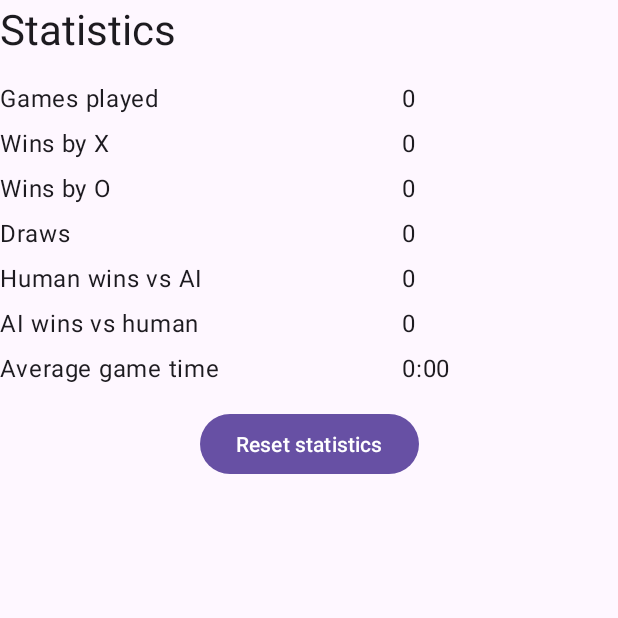
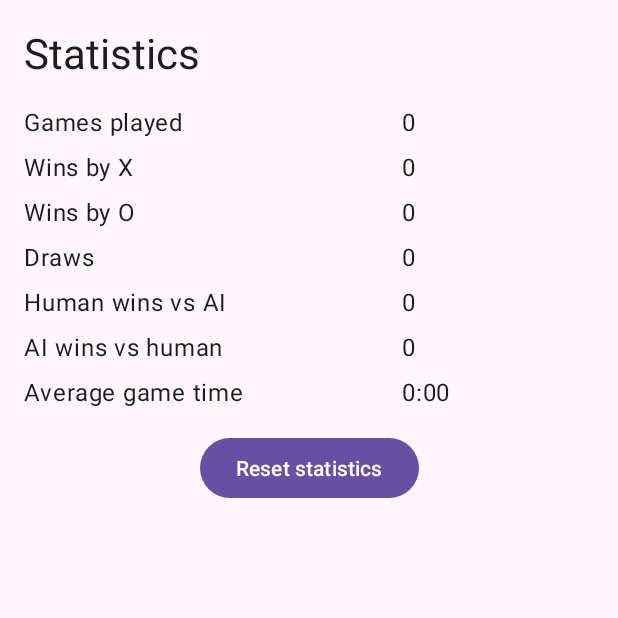
Before and after one commit to rtarassov/tictactoe-2627f, an Android app: the screen it shows after launch (StatsActivity), after a tap on "Statistics", on a phone screen of 412 x 824 dp, the top half of it. Run offline under Robolectric (Android 15) with nearby library versions, the phone set to English and light mode, and no system bars.

Commit message:
chore: lint clean-up, stats screen margins, locale-safe counters
SwitchCompat instead of Switch, unused template colours removed, counters
formatted through a string resource, statistics labels keep their margin
under edge-to-edge insets.

Co-Authored-By: Claude Fable 5.1 <noreply@anthropic.com>

```diff
--- a/app/src/main/java/ee/taltech/tictactoe/MainActivity.kt
+++ b/app/src/main/java/ee/taltech/tictactoe/MainActivity.kt
@@ -7,18 +7,18 @@ import android.view.View
 import android.widget.Button
 import android.widget.Chronometer
 import android.widget.RadioGroup
-import android.widget.Switch
 import android.widget.TextView
 import androidx.activity.enableEdgeToEdge
 import androidx.appcompat.app.AlertDialog
 import androidx.appcompat.app.AppCompatActivity
+import androidx.appcompat.widget.SwitchCompat
 import androidx.core.content.ContextCompat
 import androidx.core.view.ViewCompat
 import androidx.core.view.WindowInsetsCompat
 
 class MainActivity : AppCompatActivity() {
 
-    private lateinit var switchVsAi: Switch
+    private lateinit var switchVsAi: SwitchCompat
     private lateinit var radioGroupStarter: RadioGroup
     private lateinit var textViewStatus: TextView
     private lateinit var chronometerGameTime: Chronometer
--- a/app/src/main/java/ee/taltech/tictactoe/StatsActivity.kt
+++ b/app/src/main/java/ee/taltech/tictactoe/StatsActivity.kt
@@ -51,16 +51,18 @@ class StatsActivity : AppCompatActivity() {
 
     private fun renderStatistics() {
         val statistics = statisticsStorage.load()
-        textViewGamesPlayed.text = statistics.gamesPlayed.toString()
-        textViewWinsX.text = statistics.winsX.toString()
-        textViewWinsO.text = statistics.winsO.toString()
-        textViewDraws.text = statistics.draws.toString()
-        textViewHumanWinsVsAi.text = statistics.humanWinsVsAi.toString()
-        textViewAiWinsVsHuman.text = statistics.aiWinsVsHuman.toString()
+        textViewGamesPlayed.text = countText(statistics.gamesPlayed)
+        textViewWinsX.text = countText(statistics.winsX)
+        textViewWinsO.text = countText(statistics.winsO)
+        textViewDraws.text = countText(statistics.draws)
+        textViewHumanWinsVsAi.text = countText(statistics.humanWinsVsAi)
+        textViewAiWinsVsHuman.text = countText(statistics.aiWinsVsHuman)
 
         val averageSeconds = statistics.averageDurationMs / 1000
         val minutes = averageSeconds / 60
         val seconds = averageSeconds % 60
         textViewAverageDuration.text = getString(R.string.stats_duration_format, minutes, seconds)
     }
+
+    private fun countText(count: Int): String = getString(R.string.stats_count_format, count)
 }
--- a/app/src/main/res/layout/activity_stats.xml
+++ b/app/src/main/res/layout/activity_stats.xml
@@ -5,7 +5,6 @@
     android:id="@+id/main"
     android:layout_width="match_parent"
     android:layout_height="match_parent"
-    android:padding="@dimen/board_margin"
     tools:context=".StatsActivity">
 
     <androidx.constraintlayout.widget.Guideline
@@ -19,6 +18,9 @@
         android:id="@+id/textViewStatsTitle"
         android:layout_width="0dp"
         android:layout_height="wrap_content"
+        android:layout_marginStart="@dimen/board_margin"
+        android:layout_marginTop="@dimen/board_margin"
+        android:layout_marginEnd="@dimen/board_margin"
         android:text="@string/stats_title"
         android:textAppearance="?attr/textAppearanceHeadlineMedium"
         app:layout_constraintEnd_toEndOf="parent"
@@ -29,6 +31,7 @@
         android:id="@+id/textViewLabelGamesPlayed"
         android:layout_width="0dp"
         android:layout_height="wrap_content"
+        android:layout_marginStart="@dimen/board_margin"
         android:layout_marginTop="@dimen/board_margin"
         android:text="@string/stats_games_played"
         android:textAppearance="?attr/textAppearanceBodyLarge"
@@ -40,6 +43,7 @@
         android:id="@+id/textViewGamesPlayed"
         android:layout_width="0dp"
         android:layout_height="wrap_content"
+        android:layout_marginEnd="@dimen/board_margin"
         android:textAppearance="?attr/textAppearanceBodyLarge"
         app:layout_constraintBaseline_toBaselineOf="@+id/textViewLabelGamesPlayed"
         app:layout_constraintEnd_toEndOf="parent"
@@ -49,6 +53,7 @@
         android:id="@+id/textViewLabelWinsX"
         android:layout_width="0dp"
         android:layout_height="wrap_content"
+        android:layout_marginStart="@dimen/board_margin"
         android:layout_marginTop="@dimen/info_spacing"
         android:text="@string/stats_wins_x"
         android:textAppearance="?attr/textAppearanceBodyLarge"
@@ -60,6 +65,7 @@
         android:id="@+id/textViewWinsX"
         android:layout_width="0dp"
         android:layout_height="wrap_content"
+        android:layout_marginEnd="@dimen/board_margin"
         android:textAppearance="?attr/textAppearanceBodyLarge"
         app:layout_constraintBaseline_toBaselineOf="@+id/textViewLabelWinsX"
         app:layout_constraintEnd_toEndOf="parent"
@@ -69,6 +75,7 @@
         android:id="@+id/textViewLabelWinsO"
         android:layout_width="0dp"
         android:layout_height="wrap_content"
+        android:layout_marginStart="@dimen/board_margin"
         android:layout_marginTop="@dimen/info_spacing"
         android:text="@string/stats_wins_o"
         android:textAppearance="?attr/textAppearanceBodyLarge"
@@ -80,6 +87,7 @@
         android:id="@+id/textViewWinsO"
         android:layout_width="0dp"
         android:layout_height="wrap_content"
+        android:layout_marginEnd="@dimen/board_margin"
         android:textAppearance="?attr/textAppearanceBodyLarge"
         app:layout_constraintBaseline_toBaselineOf="@+id/textViewLabelWinsO"
         app:layout_constraintEnd_toEndOf="parent"
@@ -89,6 +97,7 @@
         android:id="@+id/textViewLabelDraws"
         android:layout_width="0dp"
         android:layout_height="wrap_content"
+        android:layout_marginStart="@dimen/board_margin"
         android:layout_marginTop="@dimen/info_spacing"
         android:text="@string/stats_draws"
         android:textAppearance="?attr/textAppearanceBodyLarge"
@@ -100,6 +109,7 @@
         android:id="@+id/textViewDraws"
         android:layout_width="0dp"
         android:layout_height="wrap_content"
+        android:layout_marginEnd="@dimen/board_margin"
         android:textAppearance="?attr/textAppearanceBodyLarge"
         app:layout_constraintBaseline_toBaselineOf="@+id/textViewLabelDraws"
         app:layout_constraintEnd_toEndOf="parent"
@@ -109,6 +119,7 @@
         android:id="@+id/textViewLabelHumanWinsVsAi"
         android:layout_width="0dp"
         android:layout_height="wrap_content"
+        android:layout_marginStart="@dimen/board_margin"
         android:layout_marginTop="@dimen/info_spacing"
         android:text="@string/stats_human_wins_vs_ai"
         android:textAppearance="?attr/textAppearanceBodyLarge"
@@ -120,6 +131,7 @@
         android:id="@+id/textViewHumanWinsVsAi"
         android:layout_width="0dp"
         android:layout_height="wrap_content"
+        android:layout_marginEnd="@dimen/board_margin"
         android:textAppearance="?attr/textAppearanceBodyLarge"
         app:layout_constraintBaseline_toBaselineOf="@+id/textViewLabelHumanWinsVsAi"
         app:layout_constraintEnd_toEndOf="parent"
@@ -129,6 +141,7 @@
         android:id="@+id/textViewLabelAiWinsVsHuman"
         android:layout_width="0dp"
         android:layout_height="wrap_content"
+        android:layout_marginStart="@dimen/board_margin"
         android:layout_marginTop="@dimen/info_spacing"
         android:text="@string/stats_ai_wins_vs_human"
         android:textAppearance="?attr/textAppearanceBodyLarge"
@@ -140,6 +153,7 @@
         android:id="@+id/textViewAiWinsVsHuman"
         android:layout_width="0dp"
         android:layout_height="wrap_content"
+        android:layout_marginEnd="@dimen/board_margin"
         android:textAppearance="?attr/textAppearanceBodyLarge"
         app:layout_constraintBaseline_toBaselineOf="@+id/textViewLabelAiWinsVsHuman"
         app:layout_constraintEnd_toEndOf="parent"
@@ -149,6 +163,7 @@
         android:id="@+id/textViewLabelAverageDuration"
         android:layout_width="0dp"
         android:layout_height="wrap_content"
+        android:layout_marginStart="@dimen/board_margin"
         android:layout_marginTop="@dimen/info_spacing"
         android:text="@string/stats_average_duration"
         android:textAppearance="?attr/textAppearanceBodyLarge"
@@ -160,6 +175,7 @@
         android:id="@+id/textViewAverageDuration"
         android:layout_width="0dp"
         android:layout_height="wrap_content"
+        android:layout_marginEnd="@dimen/board_margin"
         android:textAppearance="?attr/textAppearanceBodyLarge"
         app:layout_constraintBaseline_toBaselineOf="@+id/textViewLabelAverageDuration"
         app:layout_constraintEnd_toEndOf="parent"
--- a/app/src/main/res/layout/game_info.xml
+++ b/app/src/main/res/layout/game_info.xml
@@ -5,7 +5,7 @@
     android:layout_height="match_parent"
     android:padding="@dimen/board_margin">
 
-    <Switch
+    <androidx.appcompat.widget.SwitchCompat
         android:id="@+id/switchVsAi"
         android:layout_width="wrap_content"
         android:layout_height="wrap_content"
--- a/app/src/main/res/values/colors.xml
+++ b/app/src/main/res/values/colors.xml
@@ -1,8 +1,5 @@
 <?xml version="1.0" encoding="utf-8"?>
 <resources>
-    <color name="black">#FF000000</color>
-    <color name="white">#FFFFFFFF</color>
-
     <color name="board_lines">#FF424242</color>
     <color name="cell_background">#FFFFFFFF</color>
     <color name="cell_winning">#FFA5D6A7</color>
--- a/app/src/main/res/values/strings.xml
+++ b/app/src/main/res/values/strings.xml
@@ -26,6 +26,7 @@
     <string name="stats_human_wins_vs_ai">Human wins vs AI</string>
     <string name="stats_ai_wins_vs_human">AI wins vs human</string>
     <string name="stats_average_duration">Average game time</string>
+    <string name="stats_count_format">%d</string>
     <string name="stats_duration_format">%1$d:%2$02d</string>
     <string name="reset_statistics">Reset statistics</string>
 
```
